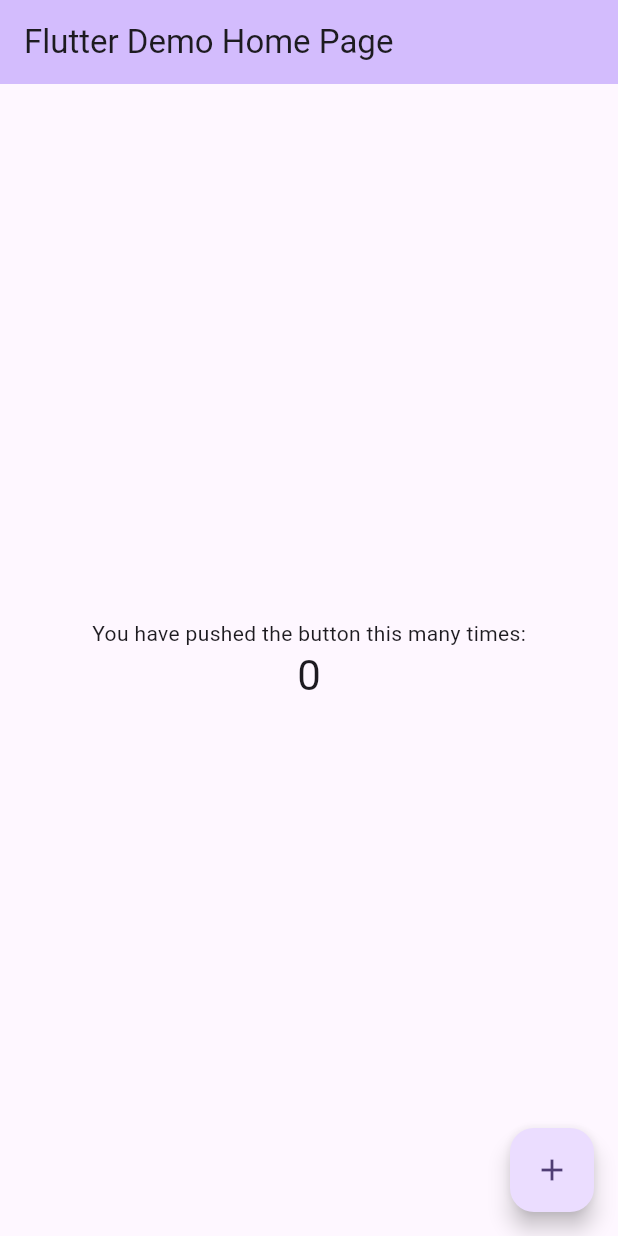
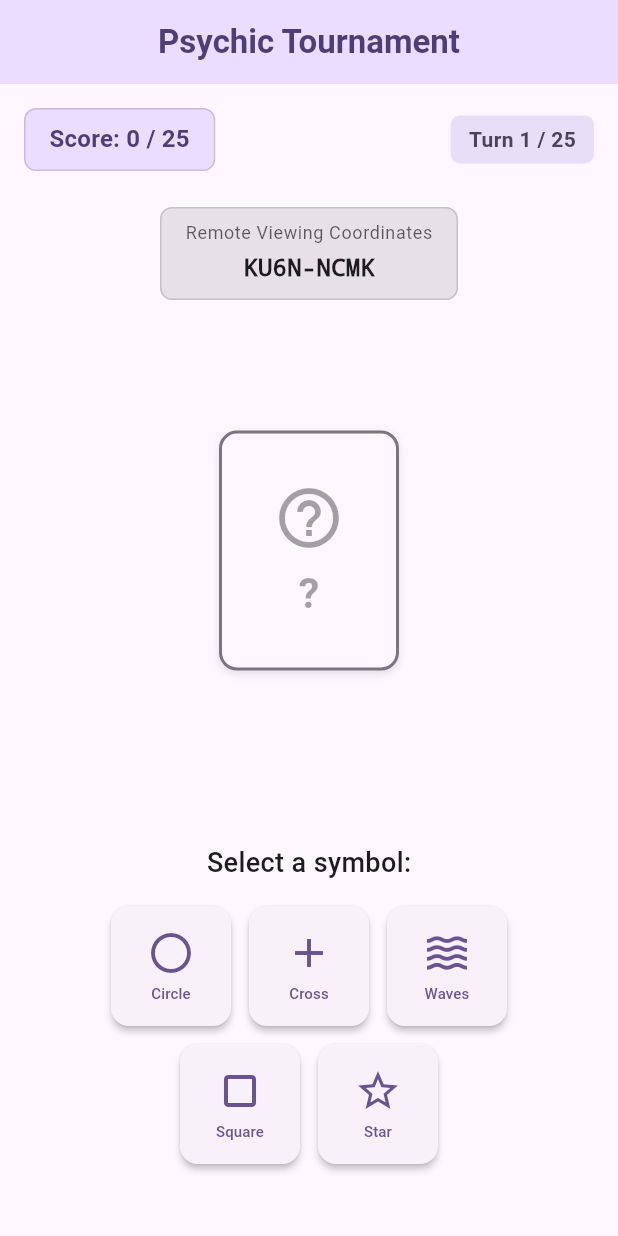
Before and after one commit to supasebie/PsychicTournament, a Flutter app: the screen it shows after launch, on a phone screen of 412 x 824 dp. Run offline on Flutter 3.47's test engine with Material 3 defaults, Android fonts, the phone set to English and light mode, and no system bars.

Commit message:
Task 6 complete, we have a game

```diff
--- a/lib/main.dart
+++ b/lib/main.dart
@@ -1,4 +1,5 @@
 import 'package:flutter/material.dart';
+import 'screens/zener_game_screen.dart';
 
 void main() {
   runApp(const PsychicTournament());
@@ -7,116 +8,19 @@ void main() {
 class PsychicTournament extends StatelessWidget {
   const PsychicTournament({super.key});
 
-  // This widget is the root of your application.
   @override
   Widget build(BuildContext context) {
     return MaterialApp(
-      title: 'Flutter Demo',
+      title: 'Psychic Tournament',
       theme: ThemeData(
-        // This is the theme of your application.
-        //
-        // TRY THIS: Try running your application with "flutter run". You'll see
-        // the application has a purple toolbar. Then, without quitting the app,
-        // try changing the seedColor in the colorScheme below to Colors.green
-        // and then invoke "hot reload" (save your changes or press the "hot
-        // reload" button in a Flutter-supported IDE, or press "r" if you used
-        // the command line to start the app).
-        //
-        // Notice that the counter didn't reset back to zero; the application
-        // state is not lost during the reload. To reset the state, use hot
-        // restart instead.
-        //
-        // This works for code too, not just values: Most code changes can be
-        // tested with just a hot reload.
-        colorScheme: ColorScheme.fromSeed(seedColor: Colors.deepPurple),
+        colorScheme: ColorScheme.fromSeed(
+          seedColor: Colors.deepPurple,
+          brightness: Brightness.light,
+        ),
+        useMaterial3: true,
       ),
-      home: const MyHomePage(title: 'Flutter Demo Home Page'),
+      home: const ZenerGameScreen(),
+      debugShowCheckedModeBanner: false,
     );
   }
 }
-
-class MyHomePage extends StatefulWidget {
-  const MyHomePage({super.key, required this.title});
-
-  // This widget is the home page of your application. It is stateful, meaning
-  // that it has a State object (defined below) that contains fields that affect
-  // how it looks.
-
-  // This class is the configuration for the state. It holds the values (in this
-  // case the title) provided by the parent (in this case the App widget) and
-  // used by the build method of the State. Fields in a Widget subclass are
-  // always marked "final".
-
-  final String title;
-
-  @override
-  State<MyHomePage> createState() => _MyHomePageState();
-}
-
-class _MyHomePageState extends State<MyHomePage> {
-  int _counter = 0;
-
-  void _incrementCounter() {
-    setState(() {
-      // This call to setState tells the Flutter framework that something has
-      // changed in this State, which causes it to rerun the build method below
-      // so that the display can reflect the updated values. If we changed
-      // _counter without calling setState(), then the build method would not be
-      // called again, and so nothing would appear to happen.
-      _counter++;
-    });
-  }
-
-  @override
-  Widget build(BuildContext context) {
-    // This method is rerun every time setState is called, for instance as done
-    // by the _incrementCounter method above.
-    //
-    // The Flutter framework has been optimized to make rerunning build methods
-    // fast, so that you can just rebuild anything that needs updating rather
-    // than having to individually change instances of widgets.
-    return Scaffold(
-      appBar: AppBar(
-        // TRY THIS: Try changing the color here to a specific color (to
-        // Colors.amber, perhaps?) and trigger a hot reload to see the AppBar
-        // change color while the other colors stay the same.
-        backgroundColor: Theme.of(context).colorScheme.inversePrimary,
-        // Here we take the value from the MyHomePage object that was created by
-        // the App.build method, and use it to set our appbar title.
-        title: Text(widget.title),
-      ),
-      body: Center(
-        // Center is a layout widget. It takes a single child and positions it
-        // in the middle of the parent.
-        child: Column(
-          // Column is also a layout widget. It takes a list of children and
-          // arranges them vertically. By default, it sizes itself to fit its
-          // children horizontally, and tries to be as tall as its parent.
-          //
-          // Column has various properties to control how it sizes itself and
-          // how it positions its children. Here we use mainAxisAlignment to
-          // center the children vertically; the main axis here is the vertical
-          // axis because Columns are vertical (the cross axis would be
-          // horizontal).
-          //
-          // TRY THIS: Invoke "debug painting" (choose the "Toggle Debug Paint"
-          // action in the IDE, or press "p" in the console), to see the
-          // wireframe for each widget.
-          mainAxisAlignment: MainAxisAlignment.center,
-          children: <Widget>[
-            const Text('You have pushed the button this many times:'),
-            Text(
-              '$_counter',
-              style: Theme.of(context).textTheme.headlineMedium,
-            ),
-          ],
-        ),
-      ),
-      floatingActionButton: FloatingActionButton(
-        onPressed: _incrementCounter,
-        tooltip: 'Increment',
-        child: const Icon(Icons.add),
-      ), // This trailing comma makes auto-formatting nicer for build methods.
-    );
-  }
-}
--- /dev/null
+++ b/lib/screens/zener_game_screen.dart
@@ -0,0 +1,314 @@
+import 'dart:async';
+import 'package:flutter/material.dart';
+import '../controllers/game_controller.dart';
+import '../models/zener_symbol.dart';
+import '../models/guess_result.dart';
+import '../widgets/symbol_selection_widget.dart';
+import '../widgets/score_display_widget.dart';
+import '../widgets/card_reveal_widget.dart';
+
+/// Main game screen that manages the complete Zener card game experience
+class ZenerGameScreen extends StatefulWidget {
+  const ZenerGameScreen({super.key});
+
+  @override
+  State<ZenerGameScreen> createState() => _ZenerGameScreenState();
+}
+
+class _ZenerGameScreenState extends State<ZenerGameScreen> {
+  late GameController _gameController;
+
+  // Game state variables
+  int _currentScore = 0;
+  int _currentTurn = 1;
+  bool _buttonsEnabled = true;
+  ZenerSymbol? _revealedSymbol;
+  String? _feedbackMessage;
+  bool _isCardRevealed = false;
+
+  // Timer for managing turn transitions
+  Timer? _turnTransitionTimer;
+
+  @override
+  void initState() {
+    super.initState();
+    _initializeGame();
+  }
+
+  @override
+  void dispose() {
+    _turnTransitionTimer?.cancel();
+    super.dispose();
+  }
+
+  /// Initializes a new game with fresh state
+  void _initializeGame() {
+    _gameController = GameController();
+    setState(() {
+      _currentScore = _gameController.getCurrentScore();
+      _currentTurn = _gameController.getCurrentTurn();
+      _buttonsEnabled = true;
+      _revealedSymbol = null;
+      _feedbackMessage = null;
+      _isCardRevealed = false;
+    });
+  }
+
+  /// Handles symbol selection from the user
+  void _onSymbolSelected(ZenerSymbol selectedSymbol) {
+    if (!_buttonsEnabled || _gameController.isGameComplete()) {
+      return;
+    }
+
+    // Disable buttons during guess processing
+    setState(() {
+      _buttonsEnabled = false;
+    });
+
+    // Process the guess
+    final GuessResult result = _gameController.makeGuess(selectedSymbol);
+
+    // Update UI with guess result
+    setState(() {
+      _currentScore = result.newScore;
+      _currentTurn = _gameController.getCurrentTurn();
+      _revealedSymbol = result.correctSymbol;
+      _isCardRevealed = true;
+      _feedbackMessage = _generateFeedbackMessage(result);
+    });
+
+    // Check if game is complete
+    if (_gameController.isGameComplete()) {
+      _handleGameCompletion();
+    } else {
+      // Set timer for turn transition
+      _startTurnTransition();
+    }
+  }
+
+  /// Generates appropriate feedback message based on guess result
+  String _generateFeedbackMessage(GuessResult result) {
+    if (result.isCorrect) {
+      return 'Correct!';
+    } else {
+      return 'Incorrect. The card was a ${result.correctSymbol.displayName}';
+    }
+  }
+
+  /// Starts the turn transition timer
+  void _startTurnTransition() {
+    _turnTransitionTimer?.cancel();
+    _turnTransitionTimer = Timer(const Duration(milliseconds: 2000), () {
+      if (mounted) {
+        _resetForNextTurn();
+      }
+    });
+  }
+
+  /// Resets UI state for the next turn
+  void _resetForNextTurn() {
+    setState(() {
+      _revealedSymbol = null;
+      _feedbackMessage = null;
+      _isCardRevealed = false;
+      _buttonsEnabled = true;
+    });
+  }
+
+  /// Handles game completion and shows final score
+  void _handleGameCompletion() {
+    // Show final score dialog after a brief delay
+    Timer(const Duration(milliseconds: 2500), () {
+      if (mounted) {
+        _showFinalScoreDialog();
+      }
+    });
+  }
+
+  /// Shows the final score dialog with play again option
+  void _showFinalScoreDialog() {
+    showDialog(
+      context: context,
+      barrierDismissible: false,
+      builder: (BuildContext context) {
+        return AlertDialog(
+          title: const Text(
+            'Game Complete!',
+            textAlign: TextAlign.center,
+            style: TextStyle(fontWeight: FontWeight.bold),
+          ),
+          content: Column(
+            mainAxisSize: MainAxisSize.min,
+            children: [
+              Icon(
+                _currentScore >= 13 ? Icons.star : Icons.psychology,
+                size: 48,
+                color: _currentScore >= 13 ? Colors.amber : Colors.blue,
+              ),
+              const SizedBox(height: 16),
+              Text(
+                'You scored $_currentScore out of 25',
+                style: const TextStyle(
+                  fontSize: 18,
+                  fontWeight: FontWeight.w500,
+                ),
+                textAlign: TextAlign.center,
+              ),
+              const SizedBox(height: 8),
+              Text(
+                _getScoreDescription(_currentScore),
+                style: TextStyle(
+                  fontSize: 14,
+                  color: Theme.of(
+                    context,
+                  ).colorScheme.onSurface.withValues(alpha: 0.7),
+                ),
+                textAlign: TextAlign.center,
+              ),
+            ],
+          ),
+          actions: [
+            SizedBox(
+              width: double.infinity,
+              child: ElevatedButton(
+                onPressed: _playAgain,
+                style: ElevatedButton.styleFrom(
+                  padding: const EdgeInsets.symmetric(vertical: 12),
+                ),
+                child: const Text(
+                  'Play Again',
+                  style: TextStyle(fontSize: 16, fontWeight: FontWeight.w600),
+                ),
+              ),
+            ),
+          ],
+        );
+      },
+    );
+  }
+
+  /// Returns a description based on the final score
+  String _getScoreDescription(int score) {
+    if (score >= 20) return 'Exceptional psychic ability!';
+    if (score >= 15) return 'Strong psychic potential!';
+    if (score >= 10) return 'Good psychic awareness!';
+    if (score >= 5) return 'Some psychic sensitivity detected.';
+    return 'Keep practicing your psychic abilities!';
+  }
+
+  /// Starts a new game
+  void _playAgain() {
+    Navigator.of(context).pop(); // Close dialog
+    _turnTransitionTimer?.cancel();
+    _initializeGame();
+  }
+
+  @override
+  Widget build(BuildContext context) {
+    return Scaffold(
+      appBar: AppBar(
+        title: const Text(
+          'Psychic Tournament',
+          style: TextStyle(fontWeight: FontWeight.bold),
+        ),
+        backgroundColor: Theme.of(context).colorScheme.primaryContainer,
+        foregroundColor: Theme.of(context).colorScheme.onPrimaryContainer,
+        elevation: 0,
+        centerTitle: true,
+      ),
+      body: SafeArea(
+        child: Padding(
+          padding: const EdgeInsets.all(16.0),
+          child: Column(
+            children: [
+              // Game info section
+              Row(
+                mainAxisAlignment: MainAxisAlignment.spaceBetween,
+                children: [
+                  ScoreDisplayWidget(score: _currentScore),
+                  Container(
+                    padding: const EdgeInsets.symmetric(
+                      horizontal: 12,
+                      vertical: 6,
+                    ),
+                    decoration: BoxDecoration(
+                      color: Theme.of(context).colorScheme.secondaryContainer,
+                      borderRadius: BorderRadius.circular(6),
+                    ),
+                    child: Text(
+                      'Turn $_currentTurn / 25',
+                      style: Theme.of(context).textTheme.bodyMedium?.copyWith(
+                        fontWeight: FontWeight.w600,
+                        color: Theme.of(
+                          context,
+                        ).colorScheme.onSecondaryContainer,
+                      ),
+                    ),
+                  ),
+                ],
+              ),
+
+              const SizedBox(height: 24),
+
+              // Remote viewing coordinates
+              Container(
+                padding: const EdgeInsets.symmetric(
+                  horizontal: 16,
+                  vertical: 8,
+                ),
+                decoration: BoxDecoration(
+                  color: Theme.of(context).colorScheme.surfaceContainerHighest,
+                  borderRadius: BorderRadius.circular(8),
+                  border: Border.all(
+                    color: Theme.of(
+                      context,
+                    ).colorScheme.outline.withValues(alpha: 0.3),
+                  ),
+                ),
+                child: Column(
+                  children: [
+                    Text(
+                      'Remote Viewing Coordinates',
+                      style: Theme.of(context).textTheme.bodySmall?.copyWith(
+                        color: Theme.of(
+                          context,
+                        ).colorScheme.onSurface.withValues(alpha: 0.7),
+                      ),
+                    ),
+                    const SizedBox(height: 4),
+                    Text(
+                      _gameController.getRemoteViewingCoordinates(),
+                      style: Theme.of(context).textTheme.titleMedium?.copyWith(
+                        fontWeight: FontWeight.bold,
+                        fontFamily: 'monospace',
+                      ),
+                    ),
+                  ],
+                ),
+              ),
+
+              const Spacer(),
+
+              // Card reveal area
+              CardRevealWidget(
+                revealedSymbol: _revealedSymbol,
+                isRevealed: _isCardRevealed,
+                feedbackMessage: _feedbackMessage,
+              ),
+
+              const Spacer(),
+
+              // Symbol selection area
+              SymbolSelectionWidget(
+                onSymbolSelected: _onSymbolSelected,
+                buttonsEnabled: _buttonsEnabled,
+              ),
+
+              const SizedBox(height: 16),
+            ],
+          ),
+        ),
+      ),
+    );
+  }
+}
--- a/lib/widgets/score_display_widget.dart
+++ b/lib/widgets/score_display_widget.dart
@@ -22,7 +22,7 @@ class ScoreDisplayWidget extends StatelessWidget {
         color: Theme.of(context).colorScheme.primaryContainer,
         borderRadius: BorderRadius.circular(8.0),
         border: Border.all(
-          color: Theme.of(context).colorScheme.outline.withOpacity(0.3),
+          color: Theme.of(context).colorScheme.outline.withValues(alpha: 0.3),
           width: 1.0,
         ),
       ),
```
Also changed, not shown: 3 other files.
